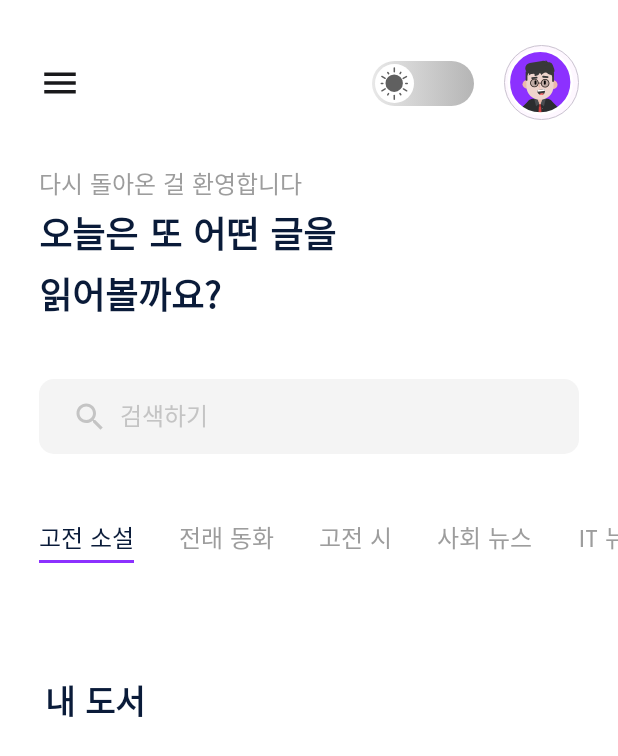
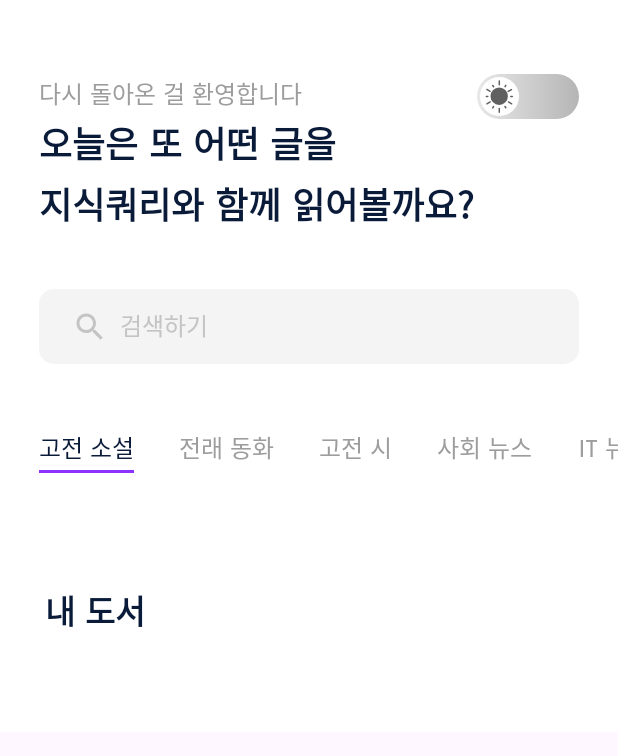
Before and after one commit to JangWoojun/Knowledge_Query, an Android app: the layout fragment_home.xml on its own in the app's theme, with its tools: preview values and no code run, on a phone screen of 412 x 824 dp. Shown: the top 756 px of the screen. Run offline under Robolectric (Android 15) with nearby library versions, the phone set to English and light mode, and no system bars.

Commit message:
design: 디자인 수정
필요없는 햄버거 메뉴 및 프로필 삭제

```diff
--- a/app/src/main/res/layout/fragment_home.xml
+++ b/app/src/main/res/layout/fragment_home.xml
@@ -16,96 +16,55 @@
 
         <androidx.constraintlayout.widget.ConstraintLayout
             android:layout_marginHorizontal="26dp"
-            android:layout_marginTop="30dp"
+            android:layout_marginTop="40dp"
             android:layout_width="match_parent"
             android:layout_height="wrap_content">
 
-            <androidx.constraintlayout.widget.ConstraintLayout
-                android:id="@+id/menu_button"
-                android:layout_width="48dp"
-                android:layout_height="48dp"
-                android:gravity="center"
+            <LinearLayout
+                android:layout_marginTop="10dp"
+                android:id="@+id/linearLayout2"
+                android:layout_width="wrap_content"
+                android:layout_height="wrap_content"
+                android:orientation="vertical"
                 app:layout_constraintBottom_toBottomOf="parent"
                 app:layout_constraintStart_toStartOf="parent"
                 app:layout_constraintTop_toTopOf="parent">
 
-                <ImageView
-                    style="@style/ImageColor"
-                    android:layout_width="28dp"
-                    android:layout_height="28dp"
-                    android:src="@drawable/menu_icon"
-                    app:layout_constraintBottom_toBottomOf="parent"
-                    app:layout_constraintStart_toStartOf="parent"
-                    app:layout_constraintTop_toTopOf="parent" />
+                <TextView
+                    style="@style/SubTextColor"
+                    android:layout_width="wrap_content"
+                    android:layout_height="wrap_content"
+                    android:fontFamily="@font/poppins_medium"
+                    android:text="다시 돌아온 걸 환영합니다"
+                    android:textSize="16sp" />
 
-            </androidx.constraintlayout.widget.ConstraintLayout>
+                <TextView
+                    style="@style/TextColor"
+                    android:layout_width="wrap_content"
+                    android:layout_height="wrap_content"
+                    android:focusable="true"
+                    android:focusableInTouchMode="true"
+                    android:fontFamily="@font/poppins_semibold"
+                    android:text="오늘은 또 어떤 글을\n지식쿼리와 함께 읽어볼까요?"
+                    android:textSize="24sp" />
+
+            </LinearLayout>
+
 
             <Switch
-                android:checked="false"
-                android:layout_marginEnd="20dp"
                 android:id="@+id/switch_mode"
                 android:layout_width="wrap_content"
                 android:layout_height="48dp"
+                android:checked="false"
                 android:thumb="@drawable/thumb"
                 android:track="@drawable/track"
-                app:layout_constraintBottom_toBottomOf="parent"
-                app:layout_constraintEnd_toStartOf="@+id/materialCardView"
+                app:layout_constraintEnd_toEndOf="parent"
                 app:layout_constraintTop_toTopOf="parent"
                 tools:ignore="UseSwitchCompatOrMaterialXml" />
-
-            <com.google.android.material.card.MaterialCardView
-                android:outlineProvider="none"
-                android:id="@+id/materialCardView"
-                android:layout_width="50dp"
-                android:layout_height="50dp"
-                app:cardCornerRadius="200dp"
-                app:strokeWidth="0.5dp"
-                app:layout_constraintBottom_toBottomOf="parent"
-                app:layout_constraintEnd_toEndOf="parent"
-                app:layout_constraintTop_toTopOf="parent">
-
-                <ImageView
-                    android:layout_marginTop="0.6dp"
-                    android:layout_gravity="center"
-                    android:id="@+id/imageView"
-                    android:layout_width="48dp"
-                    android:layout_height="48dp"
-                    android:src="@drawable/profile"
-                    app:layout_constraintBottom_toBottomOf="parent"
-                    app:layout_constraintEnd_toEndOf="parent"
-                    app:layout_constraintTop_toTopOf="parent" />
-
-            </com.google.android.material.card.MaterialCardView>
 
 
         </androidx.constraintlayout.widget.ConstraintLayout>
 
-        <LinearLayout
-            android:layout_marginHorizontal="26dp"
-            android:layout_marginTop="30dp"
-            android:orientation="vertical"
-            android:layout_width="wrap_content"
-            android:layout_height="wrap_content">
-
-            <TextView
-                style="@style/SubTextColor"
-                android:textSize="16sp"
-                android:fontFamily="@font/poppins_medium"
-                android:text="다시 돌아온 걸 환영합니다"
-                android:layout_width="wrap_content"
-                android:layout_height="wrap_content"/>
-
-            <TextView
-                style="@style/TextColor"
-                android:focusable="true"
-                android:focusableInTouchMode="true"
-                android:textSize="24sp"
-                android:fontFamily="@font/poppins_semibold"
-                android:text="오늘은 또 어떤 글을\n읽어볼까요?"
-                android:layout_width="wrap_content"
-                android:layout_height="wrap_content"/>
-
-        </LinearLayout>
 
         <androidx.cardview.widget.CardView
             android:layout_marginHorizontal="26dp"
```
